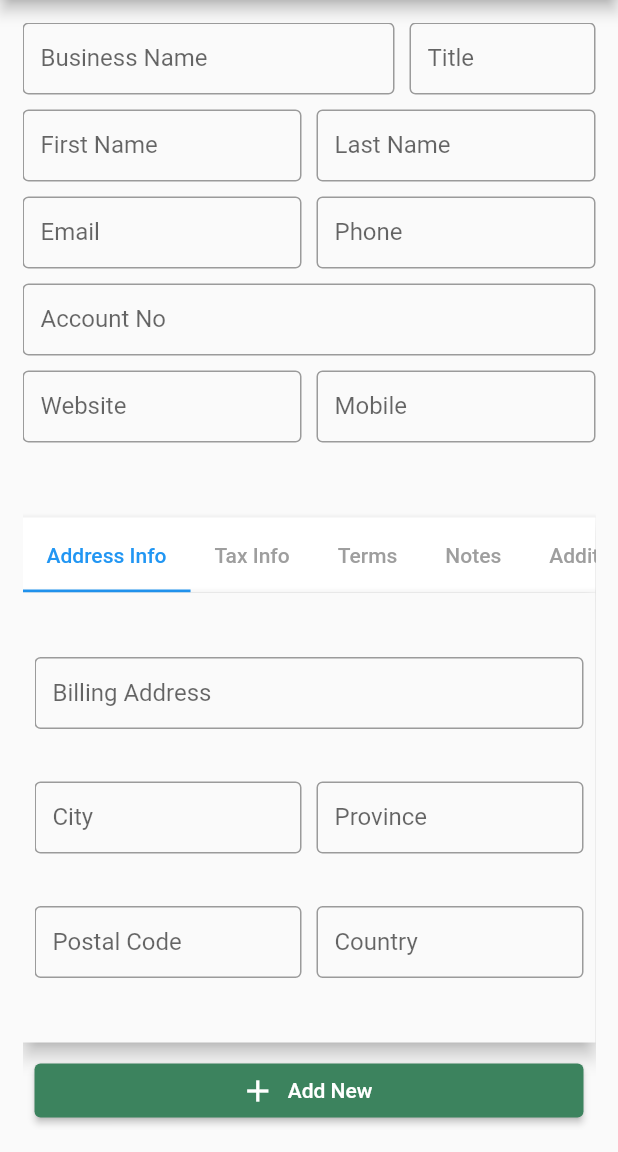
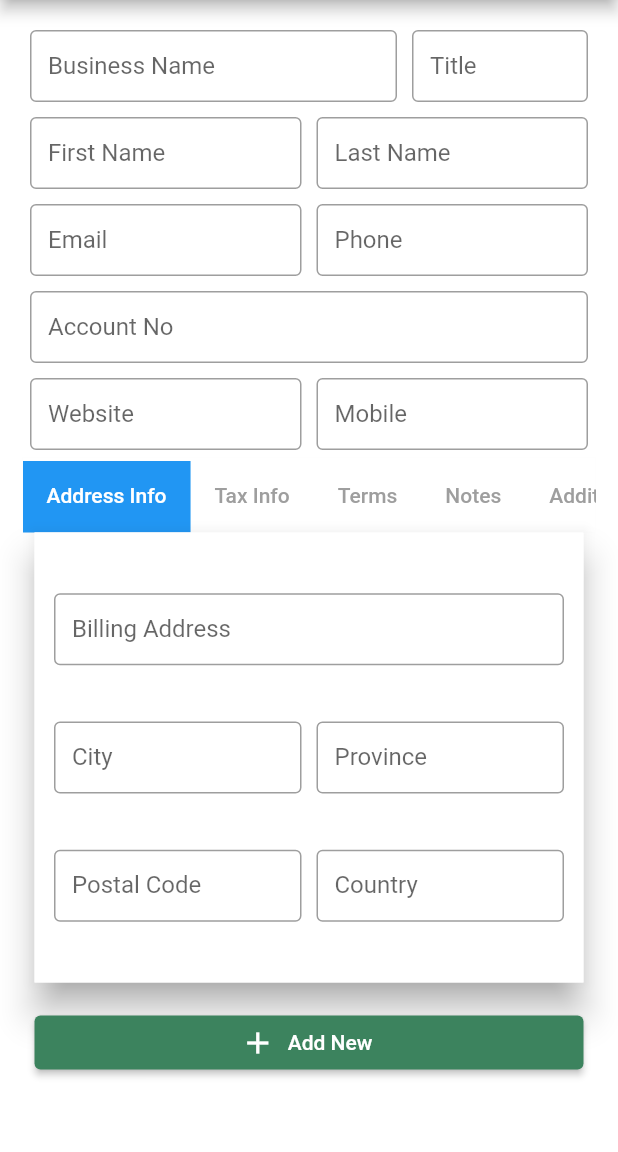
Before and after one commit to Ali-10011/fast-accounts-mobile-app, a Flutter app: the screen it shows after launch, on a phone screen of 412 x 824 dp, the part 84-1236 px from its top. Run offline on Flutter 3.47's test engine with Material 2 defaults, Android fonts, the phone set to English and light mode, and no system bars.

Commit message:
feat, chore: Add Proper Padding, Ajusted elevation and size constraints

```diff
--- a/fast_accounts/lib/views/Sales/customers.dart
+++ b/fast_accounts/lib/views/Sales/customers.dart
@@ -152,7 +152,9 @@ class _CustomersState extends State<Customers> {
       String? label,
       String? hintText,
       TextInputType? keyboard}) {
-    return TextFormField(
+    return Padding(
+      padding: const EdgeInsets.fromLTRB(5, 5, 5, 5),
+      child: TextFormField(
         keyboardType: keyboard ?? TextInputType.text,
         controller: textController,
         decoration: InputDecoration(
@@ -161,6 +163,7 @@ class _CustomersState extends State<Customers> {
           hintText: hintText,
           labelText: label,
         ),
+      ),
     );
   }
 
@@ -168,7 +171,9 @@ class _CustomersState extends State<Customers> {
   Widget build(BuildContext context) {
     return DefaultTabController(
       length: 5,
+      child: SafeArea(
         child: Scaffold(
+          backgroundColor: Colors.white,
           appBar: AppBar(title: const Text("Customers")),
           drawer: const NavigationDrawerWidget(),
           body: Padding(
@@ -182,6 +187,8 @@ class _CustomersState extends State<Customers> {
                       children: [
                         Expanded(
                           flex: 2,
+                          child: Padding(
+                            padding: const EdgeInsets.fromLTRB(5, 5, 5, 5),
                             child: TextFormField(
                               controller: _businessNameController,
                               validator: (text) {
@@ -199,7 +206,7 @@ class _CustomersState extends State<Customers> {
                               ),
                             ),
                           ),
-                      const SizedBox(width: 10),
+                        ),
                         Expanded(
                             flex: 1,
                             child: createTextFormField(
@@ -207,9 +214,6 @@ class _CustomersState extends State<Customers> {
                                 label: "Title",
                                 hintText: "Title"))
                       ],
-                  ),
-                  const SizedBox(
-                    height: 10,
                     ),
                     Row(
                       children: [
@@ -219,9 +223,6 @@ class _CustomersState extends State<Customers> {
                                 textController: _firstNameController,
                                 label: "First Name",
                                 hintText: "First Name")),
-                      const SizedBox(
-                        width: 10,
-                      ),
                         Expanded(
                             flex: 1,
                             child: createTextFormField(
@@ -229,9 +230,6 @@ class _CustomersState extends State<Customers> {
                                 label: "Last Name",
                                 hintText: "Last Name")),
                       ],
-                  ),
-                  const SizedBox(
-                    height: 10,
                     ),
                     Row(
                       children: [
@@ -241,9 +239,6 @@ class _CustomersState extends State<Customers> {
                                 textController: _emailController,
                                 label: "Email",
                                 hintText: "Email")),
-                      const SizedBox(
-                        width: 10,
-                      ),
                         Expanded(
                             flex: 1,
                             child: createTextFormField(
@@ -252,9 +247,6 @@ class _CustomersState extends State<Customers> {
                                 hintText: 'Phone',
                                 keyboard: TextInputType.phone)),
                       ],
-                  ),
-                  const SizedBox(
-                    height: 10,
                     ),
                     Row(
                       children: [
@@ -267,9 +259,6 @@ class _CustomersState extends State<Customers> {
                                 keyboard: TextInputType.phone)),
                       ],
                     ),
-                  const SizedBox(
-                    height: 10,
-                  ),
                     Row(
                       children: [
                         Expanded(
@@ -278,9 +267,6 @@ class _CustomersState extends State<Customers> {
                                 textController: _websiteController,
                                 label: "Website",
                                 hintText: "Website")),
-                      const SizedBox(
-                        width: 10,
-                      ),
                         Expanded(
                             flex: 1,
                             child: createTextFormField(
@@ -290,16 +276,18 @@ class _CustomersState extends State<Customers> {
                                 keyboard: TextInputType.phone)),
                       ],
                     ),
-                  const SizedBox(
-                    height: 50,
-                  ),
-                  SizedBox(
+                    Material(
+                      elevation: 0,
+                      child: SizedBox(
                         height: 50,
                         child: AppBar(
+                          elevation: 0,
                           backgroundColor: Colors.white,
                           bottom: const TabBar(
+                            indicatorColor: Colors.blue,
+                            indicator: BoxDecoration(color: Colors.blue),
                             unselectedLabelColor: Colors.grey,
-                        labelColor: Colors.blue,
+                            labelColor: Colors.white,
                             isScrollable: true,
                             tabs: [
                               Tab(
@@ -321,9 +309,14 @@ class _CustomersState extends State<Customers> {
                           ),
                         ),
                       ),
-                  Material(
-                    elevation: 5,
-                    child: SizedBox(
+                    ),
+                    Padding(
+                      padding: const EdgeInsets.fromLTRB(8, 0, 8, 8),
+                      child: Material(
+                        elevation: 10,
+                        shadowColor: Colors.grey,
+                        child: Container(
+                          color: Colors.white,
                           height: 300,
                           child: Padding(
                             padding: const EdgeInsets.all(8.0),
@@ -331,7 +324,8 @@ class _CustomersState extends State<Customers> {
                               children: [
                                 //Address Info Page
                                 Column(
-                              mainAxisAlignment: MainAxisAlignment.spaceEvenly,
+                                  mainAxisAlignment:
+                                      MainAxisAlignment.spaceEvenly,
                                   children: [
                                     Row(
                                       children: [
@@ -352,13 +346,11 @@ class _CustomersState extends State<Customers> {
                                                 textController: _cityController,
                                                 label: "City",
                                                 hintText: "City")),
-                                    const SizedBox(
-                                      width: 10,
-                                    ),
                                         Expanded(
                                             flex: 1,
                                             child: createTextFormField(
-                                            textController: _provinceController,
+                                                textController:
+                                                    _provinceController,
                                                 label: "Province",
                                                 hintText: "Province")),
                                       ],
@@ -372,14 +364,13 @@ class _CustomersState extends State<Customers> {
                                                     _postalCodeController,
                                                 label: "Postal Code",
                                                 hintText: "Postal Code",
-                                            keyboard: TextInputType.number)),
-                                    const SizedBox(
-                                      width: 10,
-                                    ),
+                                                keyboard:
+                                                    TextInputType.number)),
                                         Expanded(
                                             flex: 1,
                                             child: createTextFormField(
-                                            textController: _countryController,
+                                                textController:
+                                                    _countryController,
                                                 label: "Country",
                                                 hintText: "Country")),
                                       ],
@@ -388,7 +379,8 @@ class _CustomersState extends State<Customers> {
                                 ),
                                 //Tax Info Page
                                 Column(
-                              mainAxisAlignment: MainAxisAlignment.spaceEvenly,
+                                  mainAxisAlignment:
+                                      MainAxisAlignment.spaceEvenly,
                                   children: [
                                     Row(
                                       children: [
@@ -399,13 +391,11 @@ class _CustomersState extends State<Customers> {
                                                     _ntnNumberController,
                                                 label: "NTN Number",
                                                 hintText: "NTN Number")),
-                                    const SizedBox(
-                                      width: 10,
-                                    ),
                                         Expanded(
                                             flex: 1,
                                             child: createTextFormField(
-                                            textController: _salesTaxController,
+                                                textController:
+                                                    _salesTaxController,
                                                 label: "Sales Tax Number",
                                                 hintText: "Sales Tax Number")),
                                       ],
@@ -418,14 +408,16 @@ class _CustomersState extends State<Customers> {
                                                 textController: _cnicController,
                                                 label: "CNIC",
                                                 hintText: "CNIC",
-                                            keyboard: TextInputType.number)),
+                                                keyboard:
+                                                    TextInputType.number)),
                                       ],
                                     ),
                                   ],
                                 ),
                                 //Terms Page
                                 Column(
-                              mainAxisAlignment: MainAxisAlignment.spaceEvenly,
+                                  mainAxisAlignment:
+                                      MainAxisAlignment.spaceEvenly,
                                   children: [
                                     Row(
                                       children: [
@@ -436,10 +428,8 @@ class _CustomersState extends State<Customers> {
                                                     _paymentTermDaysController,
                                                 label: "Payment Term Days",
                                                 hintText: "0",
-                                            keyboard: TextInputType.number)),
-                                    const SizedBox(
-                                      width: 10,
-                                    ),
+                                                keyboard:
+                                                    TextInputType.number)),
                                         Expanded(
                                             flex: 1,
                                             child: createTextFormField(
@@ -447,20 +437,28 @@ class _CustomersState extends State<Customers> {
                                                     _creditLimitController,
                                                 label: "Credit Limit",
                                                 hintText: "0.00",
-                                            keyboard: TextInputType.number)),
+                                                keyboard:
+                                                    TextInputType.number)),
                                       ],
                                     ),
                                     Row(
                                       children: [
                                         Expanded(
                                             flex: 1,
+                                            child: Padding(
+                                              padding:
+                                                  const EdgeInsets.fromLTRB(
+                                                      5, 5, 5, 5),
                                               child: TextFormField(
                                                 onTap: () {
                                                   _selectDate(context);
                                                 },
-                                          focusNode: AlwaysDisabledFocusNode(),
-                                          controller: _openingDateController,
-                                          decoration: const InputDecoration(
+                                                focusNode:
+                                                    AlwaysDisabledFocusNode(),
+                                                controller:
+                                                    _openingDateController,
+                                                decoration:
+                                                    const InputDecoration(
                                                   contentPadding:
                                                       EdgeInsets.symmetric(
                                                           horizontal: 12),
@@ -468,10 +466,8 @@ class _CustomersState extends State<Customers> {
                                                   hintText: "YYYY-MM-DD",
                                                   labelText: "Opening Date",
                                                 ),
+                                              ),
                                             )),
-                                    const SizedBox(
-                                      width: 10,
-                                    ),
                                         Expanded(
                                             flex: 1,
                                             child: createTextFormField(
@@ -479,7 +475,8 @@ class _CustomersState extends State<Customers> {
                                                     _openingBalanceController,
                                                 label: "Opening Balance",
                                                 hintText: "0.00",
-                                            keyboard: TextInputType.number)),
+                                                keyboard:
+                                                    TextInputType.number)),
                                       ],
                                     ),
                                     Row(
@@ -487,7 +484,8 @@ class _CustomersState extends State<Customers> {
                                         Expanded(
                                           flex: 1,
                                           child: createTextFormField(
-                                          textController: _discountController,
+                                              textController:
+                                                  _discountController,
                                               label: "Discount",
                                               hintText: "0.00",
                                               keyboard: TextInputType.number),
@@ -522,16 +520,15 @@ class _CustomersState extends State<Customers> {
                                 ),
                                 //Notes Page
                                 Column(
-                              mainAxisAlignment: MainAxisAlignment.start,
-                              children: [
-                                Row(
                                   children: [
                                     Expanded(
-                                        flex: 1,
+                                      child: Padding(
+                                        padding: const EdgeInsets.all(8.0),
                                         child: TextFormField(
+                                          expands: true,
                                           controller: _notesController,
-                                          minLines: 5,
-                                          maxLines: 7,
+                                          minLines: null,
+                                          maxLines: null,
                                           decoration: const InputDecoration(
                                             contentPadding:
                                                 EdgeInsets.symmetric(
@@ -540,30 +537,30 @@ class _CustomersState extends State<Customers> {
                                             hintText: "Notes",
                                             labelText: "Notes",
                                           ),
-                                        )),
-                                  ],
+                                        ),
+                                      ),
                                     ),
                                   ],
                                 ),
                                 //Additional Fields Page
                                 Column(
-                              mainAxisAlignment: MainAxisAlignment.spaceEvenly,
+                                  mainAxisAlignment:
+                                      MainAxisAlignment.spaceEvenly,
                                   children: [
                                     Row(
                                       children: [
                                         Expanded(
                                             flex: 1,
                                             child: createTextFormField(
-                                            textController: _field1Controller,
+                                                textController:
+                                                    _field1Controller,
                                                 label: "Field 1",
                                                 hintText: "Field 1")),
-                                    const SizedBox(
-                                      width: 10,
-                                    ),
                                         Expanded(
                                             flex: 1,
                                             child: createTextFormField(
-                                            textController: _fieldAController,
+                                                textController:
+                                                    _fieldAController,
                                                 label: "Field A",
                                                 hintText: "Field A")),
                                       ],
@@ -573,16 +570,15 @@ class _CustomersState extends State<Customers> {
                                         Expanded(
                                             flex: 1,
                                             child: createTextFormField(
-                                            textController: _field2Controller,
+                                                textController:
+                                                    _field2Controller,
                                                 label: "Field 2",
                                                 hintText: "Field 2")),
-                                    const SizedBox(
-                                      width: 10,
-                                    ),
                                         Expanded(
                                             flex: 1,
                                             child: createTextFormField(
-                                            textController: _fieldBController,
+                                                textController:
+                                                    _fieldBController,
                                                 label: "Field B",
                                                 hintText: "Field B")),
                                       ],
@@ -592,16 +588,15 @@ class _CustomersState extends State<Customers> {
                                         Expanded(
                                             flex: 1,
                                             child: createTextFormField(
-                                            textController: _field3Controller,
+                                                textController:
+                                                    _field3Controller,
                                                 label: "Field 3",
                                                 hintText: "Field 3")),
-                                    const SizedBox(
-                                      width: 10,
-                                    ),
                                         Expanded(
                                             flex: 1,
                                             child: createTextFormField(
-                                            textController: _fieldCController,
+                                                textController:
+                                                    _fieldCController,
                                                 label: "Field C",
                                                 hintText: "Field C")),
                                       ],
@@ -611,16 +606,15 @@ class _CustomersState extends State<Customers> {
                                         Expanded(
                                             flex: 1,
                                             child: createTextFormField(
-                                            textController: _field4Controller,
+                                                textController:
+                                                    _field4Controller,
                                                 label: "Field 4",
                                                 hintText: "Field 4")),
-                                    const SizedBox(
-                                      width: 10,
-                                    ),
                                         Expanded(
                                             flex: 1,
                                             child: createTextFormField(
-                                            textController: _fieldDController,
+                                                textController:
+                                                    _fieldDController,
                                                 label: "Field D",
                                                 hintText: "Field D")),
                                       ],
@@ -628,6 +622,7 @@ class _CustomersState extends State<Customers> {
                                   ],
                                 ),
                               ],
+                            ),
                           ),
                         ),
                       ),
@@ -660,6 +655,7 @@ class _CustomersState extends State<Customers> {
                 ),
               )),
         ),
+      ),
     );
   }
 }
```
Lines whose indentation alone changed are shown as unchanged.
